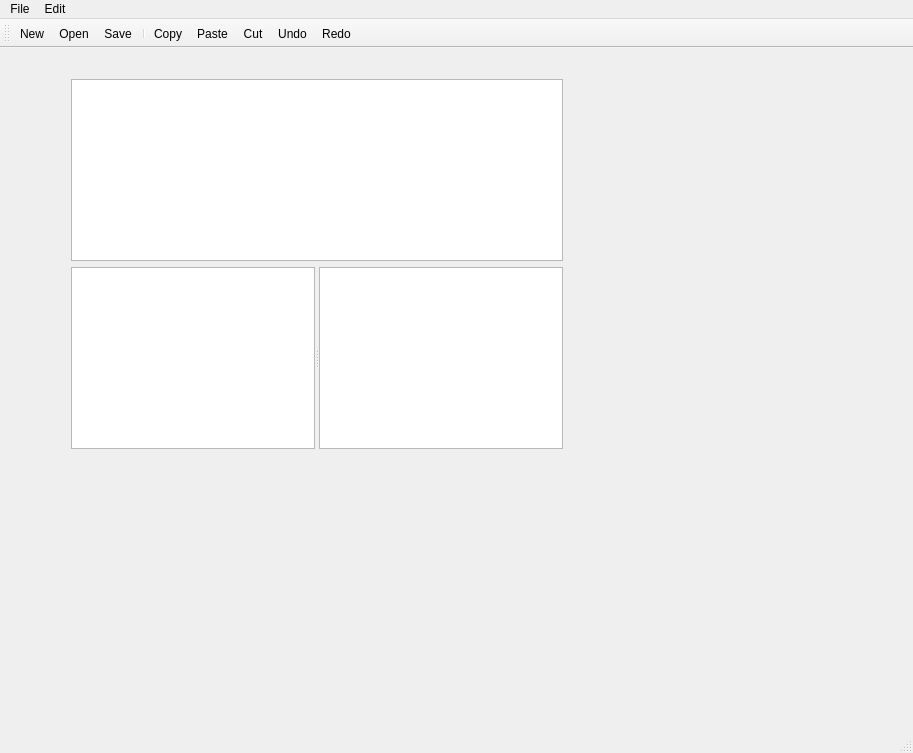
This is app/src/mainwindow.ui in alejinjer/UText as Qt 5 draws it before an edit. The edited form follows.
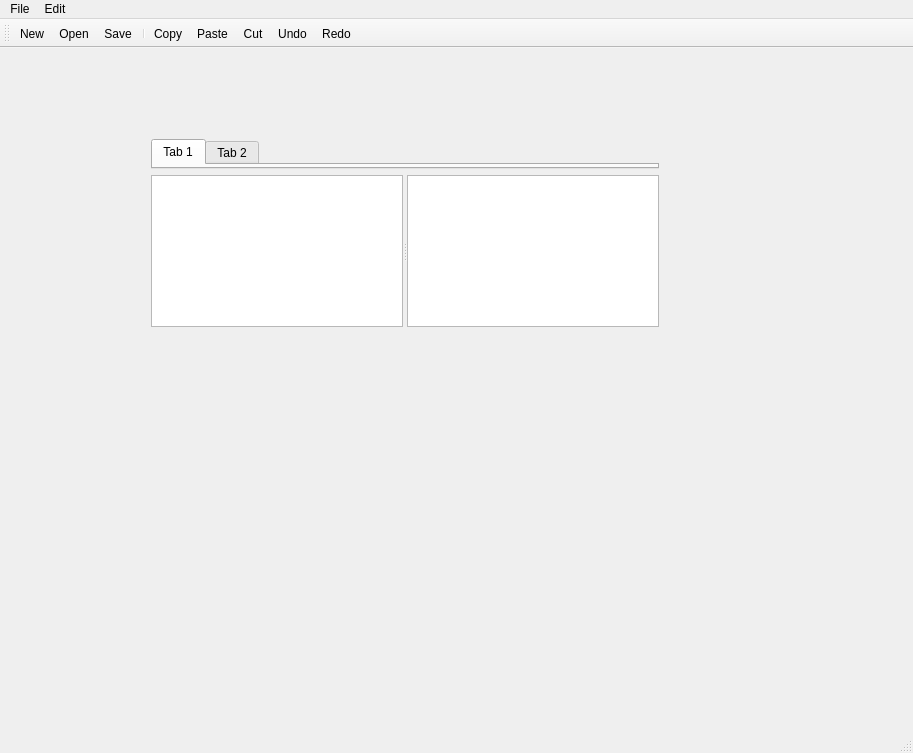
This is the edited form. Icons and pictures are not drawn.

```diff
--- a/app/src/mainwindow.ui
+++ b/app/src/mainwindow.ui
@@ -14,27 +14,28 @@
    <string>MainWindow</string>
   </property>
   <widget class="QWidget" name="centralWidget">
-   <widget class="QWidget" name="">
+   <widget class="QWidget" name="widget" native="true">
     <property name="geometry">
      <rect>
-      <x>60</x>
-      <y>20</y>
-      <width>514</width>
-      <height>392</height>
+      <x>140</x>
+      <y>80</y>
+      <width>530</width>
+      <height>210</height>
      </rect>
     </property>
     <layout class="QVBoxLayout" name="verticalLayout">
      <item>
-      <widget class="QListWidget" name="listWidget">
-       <property name="maximumSize">
-        <size>
-         <width>512</width>
-         <height>192</height>
-        </size>
-       </property>
-       <property name="flow">
-        <enum>QListView::LeftToRight</enum>
-       </property>
+      <widget class="QTabWidget" name="tabWidget">
+       <widget class="QWidget" name="tab">
+        <attribute name="title">
+         <string>Tab 1</string>
+        </attribute>
+       </widget>
+       <widget class="QWidget" name="tab_2">
+        <attribute name="title">
+         <string>Tab 2</string>
+        </attribute>
+       </widget>
       </widget>
      </item>
      <item>
```
